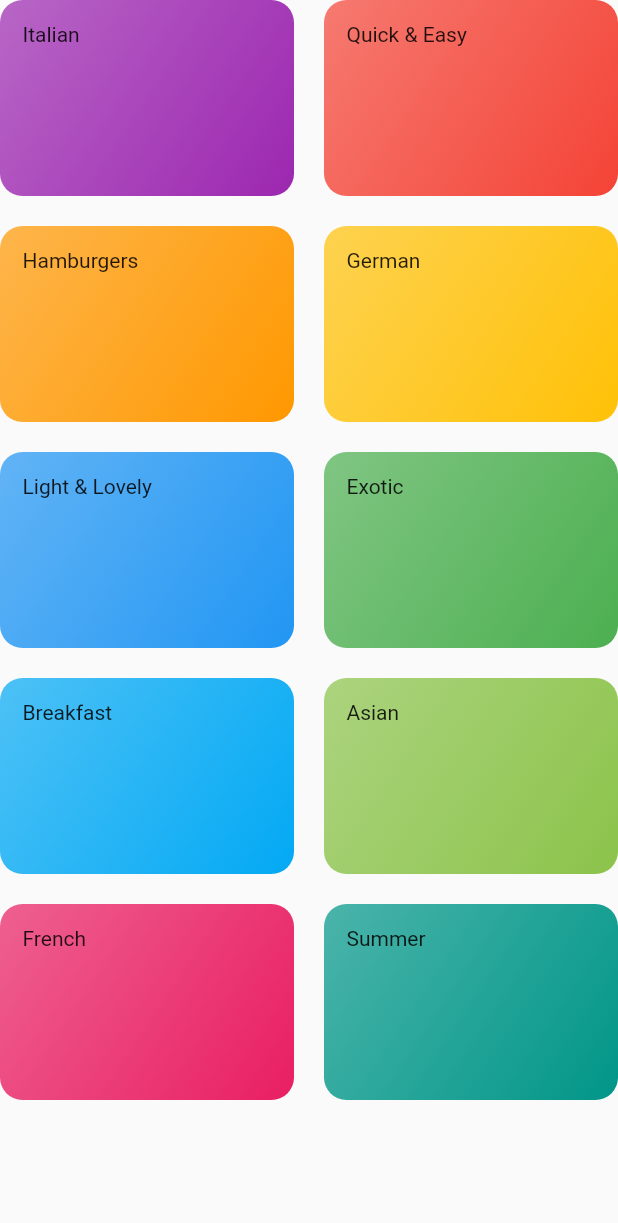
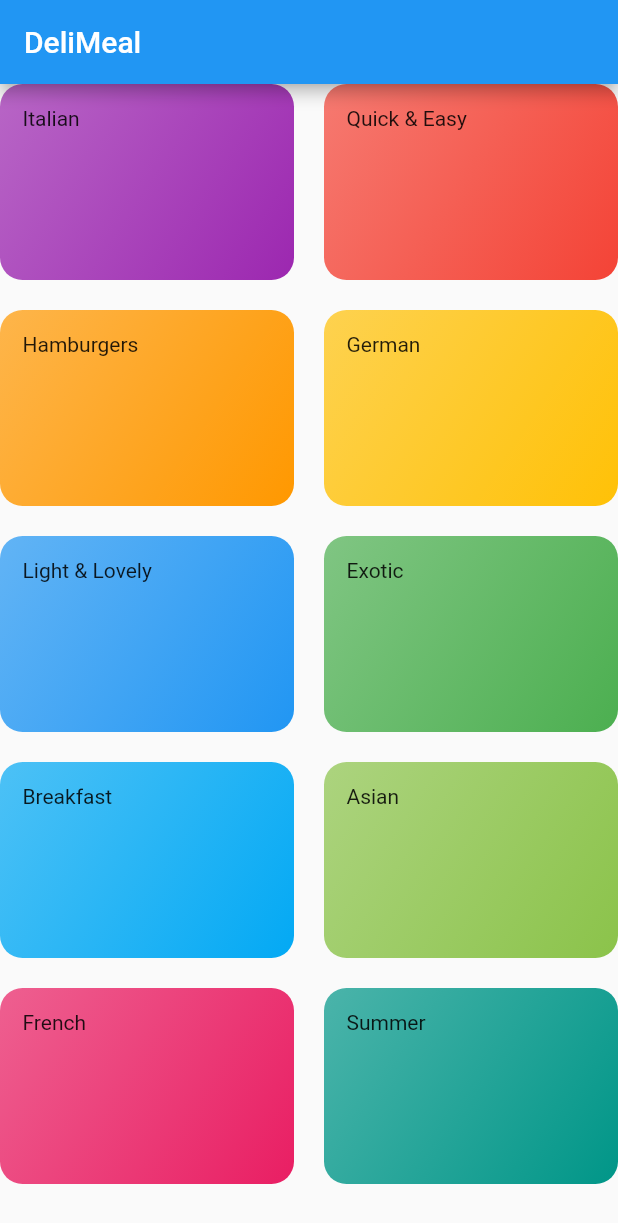
Before and after one commit to iwonarudzinska/recipes, a Flutter app: the CategoriesScreen screen opened directly, on a phone screen of 412 x 824 dp. Shown: the top 1223 px of the screen. Run offline on Flutter 3.47's test engine with Material 2 defaults, Android fonts, the phone set to English and light mode, and no system bars.

Commit message:
Add CategoriesScreen to main.dart

```diff
--- a/lib/categories_screen.dart
+++ b/lib/categories_screen.dart
@@ -7,7 +7,11 @@ class CategoriesScreen extends StatelessWidget {
 
   @override
   Widget build(BuildContext context) {
-    return GridView(
+    return Scaffold(
+      appBar: AppBar(
+        title: const Text('DeliMeal'),
+      ),
+      body: GridView(
         gridDelegate: const SliverGridDelegateWithMaxCrossAxisExtent(
           maxCrossAxisExtent: 200,
           childAspectRatio: 3 / 2,
@@ -22,6 +26,7 @@ class CategoriesScreen extends StatelessWidget {
               ),
             )
             .toList(),
+      ),
     );
   }
 }
```
Also changed, not shown: lib/main.dart (+23 -21 lines). Lines whose indentation alone changed are shown as unchanged.
